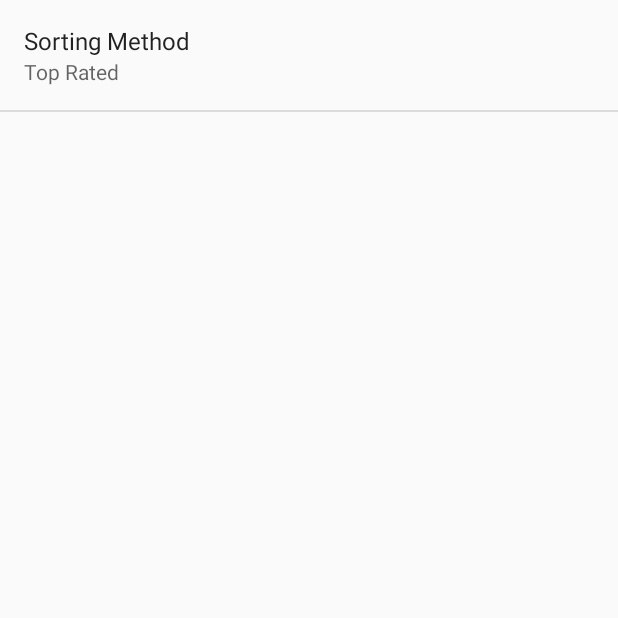
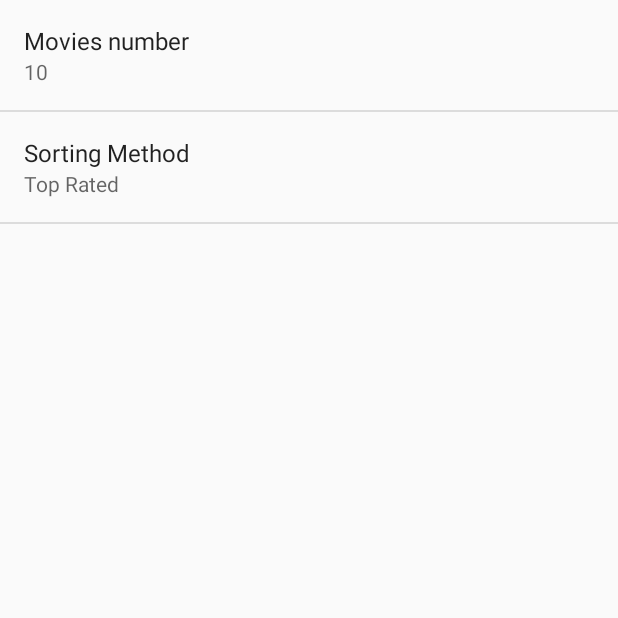
Before and after one commit to evoyager/PopMovies, an Android app: the screen it shows after launch (SettingsActivity), in the options menu, after a tap on "Settings", on a phone screen of 412 x 824 dp, the top half of it. Run offline under Robolectric (Android 15) with nearby library versions, the phone set to English and light mode, and no system bars.

Commit message:
Number of parsed movies added to settings. Parsing key is changed to popularity if most popular sorting method is choosen.

```diff
--- a/app/build.gradle
+++ b/app/build.gradle
@@ -18,7 +18,7 @@ android {
         }
     }
     buildTypes.each {
-        it.buildConfigField 'String', 'MOVIE_DB_API_KEY', '" "'
+        it.buildConfigField 'String', 'MOVIE_DB_API_KEY', '"33792d766ff69eec8ee41e6b875b998e"'
     }
 }
 
--- a/app/src/main/java/com/voyager/popmovies/MoviesFragment.java
+++ b/app/src/main/java/com/voyager/popmovies/MoviesFragment.java
@@ -30,6 +30,7 @@ import java.util.ArrayList;
 public class MoviesFragment extends Fragment {
 
     private ArrayAdapter<String> mMoviesAdapter;
+    SharedPreferences prefs;
 
     public MoviesFragment() {}
 
@@ -67,7 +68,10 @@ public class MoviesFragment extends Fragment {
 
     private void updateMovies() {
         FetchMoviesTask moviesTask = new FetchMoviesTask();
-        moviesTask.execute(10);
+        prefs = PreferenceManager.getDefaultSharedPreferences(getActivity());
+        String movies_number = prefs.getString(getString(R.string.pref_movies_number_key),
+                getString(R.string.pref_movies_number_default));
+        moviesTask.execute(Integer.parseInt(movies_number));
     }
 
     @Override
@@ -79,6 +83,7 @@ public class MoviesFragment extends Fragment {
     public class FetchMoviesTask extends AsyncTask<Integer, Void, String[]> {
 
         private final String LOG_TAG = FetchMoviesTask.class.getSimpleName();
+        String sortingMethod;
 
         private String[] getMoviesDataFromJson(String moviesJsonStr, Integer numOfMovies)
                 throws JSONException {
@@ -88,16 +93,33 @@ public class MoviesFragment extends Fragment {
             JSONObject moviesJson = new JSONObject(moviesJsonStr);
             JSONArray moviesArray = moviesJson.getJSONArray(RESULTS);
 
+            if (numOfMovies > moviesArray.length())
+                numOfMovies = moviesArray.length();
             String[] resultStrs = new String[numOfMovies];
 
-            for(int i = 0; i < resultStrs.length; i++) {
+            for(int i = 0; i < numOfMovies; i++) {
                 String title;
-                Double vote_average;
+                String rating="";
+                String rating_key;
+                final String TOP_RATED = "top_rated";
+                final String MOST_POPULAR = "popular";
 
                 JSONObject movie = moviesArray.getJSONObject(i);
                 title = movie.getString("title");
-                vote_average = movie.getDouble("vote_average");
-                resultStrs[i] = title + " " + vote_average;
+
+                switch(sortingMethod) {
+                    case TOP_RATED:
+                        rating_key = "vote_average";
+                        rating = "[vote average]: " + movie.getDouble(rating_key);
+                        break;
+                    case MOST_POPULAR:
+                        rating_key = "popularity";
+                        rating = "[popularity]: " + movie.getDouble(rating_key);
+                        break;
+                    default: rating_key = null;
+                }
+
+                resultStrs[i] = title + "\n" + rating;
             }
 
             return resultStrs;
@@ -114,12 +136,9 @@ public class MoviesFragment extends Fragment {
             try {
                 final String MOVIES_BASE_URL =
                         "http://api.themoviedb.org/3/movie/";
-                final String SORT_METHOD = "top_rated";
                 final String KEY_PARAM = "api_key";
 
-                SharedPreferences sharedPrefs =
-                        PreferenceManager.getDefaultSharedPreferences(getActivity());
-                String sortingMethod = sharedPrefs.getString(
+                sortingMethod = prefs.getString(
                         getString(R.string.pref_sorting_key),
                         getString(R.string.pref_sorting_top_rated));
 
--- a/app/src/main/java/com/voyager/popmovies/SettingsActivity.java
+++ b/app/src/main/java/com/voyager/popmovies/SettingsActivity.java
@@ -17,6 +17,7 @@ public class SettingsActivity extends PreferenceActivity
 
         // For all preferences, attach an OnPreferenceChangeListener so the UI summary can be
         // updated when the preference changes.
+        bindPreferenceSummaryToValue(findPreference(getString(R.string.pref_movies_number_key)));
         bindPreferenceSummaryToValue(findPreference(getString(R.string.pref_sorting_key)));
     }
 
--- a/app/src/main/res/values/strings.xml
+++ b/app/src/main/res/values/strings.xml
@@ -6,9 +6,13 @@
     <string name="title_activity_detail">DetailActivity</string>
     <string name="action_settings">Settings</string>
     <string name="title_activity_settings">SettingsActivity</string>
-    <string name="pref_sorting_key">sorting</string>
+
+
+    <string name="pref_movies_number_label">Movies number</string>
     <string name="pref_sorting_label">Sorting Method</string>
 
+    <string name="pref_movies_number_key">movies_number</string>
+    <string name="pref_sorting_key">sorting</string>
 
     <string name="pref_sorting_label_top_rated">Top Rated</string>
     <string name="pref_sorting_label_most_popular">Most Popular</string>
@@ -16,4 +20,7 @@
     <string name="pref_sorting_most_popular" translatable="false">popular</string>
     <string name="action_share">Share</string>
 
+
+    <string name="pref_movies_number_default">10</string>
+
 </resources>
--- a/app/src/main/res/xml/pref_general.xml
+++ b/app/src/main/res/xml/pref_general.xml
@@ -2,6 +2,13 @@
 <PreferenceScreen xmlns:android="http://schemas.android.com/apk/res/android"
     android:layout_width="match_parent"
     android:layout_height="match_parent">
+
+    <EditTextPreference
+        android:title="@string/pref_movies_number_label"
+        android:key="@string/pref_movies_number_key"
+        android:defaultValue="@string/pref_movies_number_default"
+        android:inputType="text"
+        android:singleLine="true" />
 
     <ListPreference
         android:title="@string/pref_sorting_label"
```
